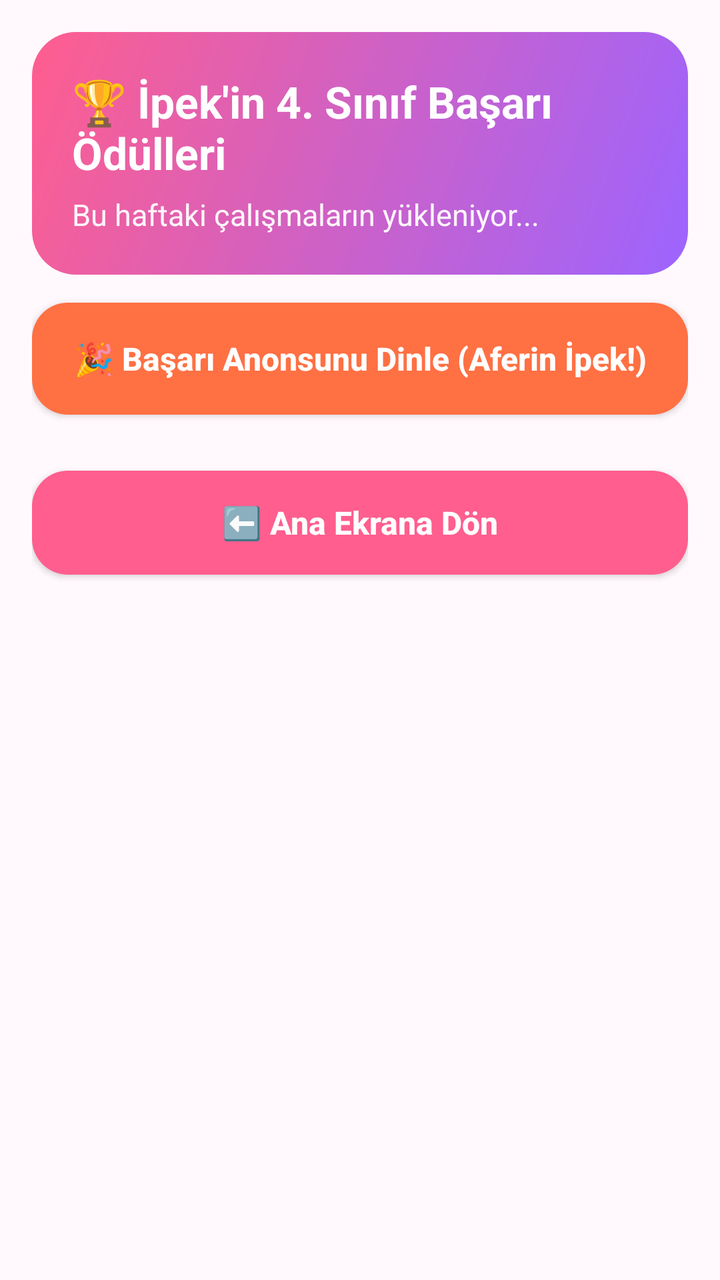
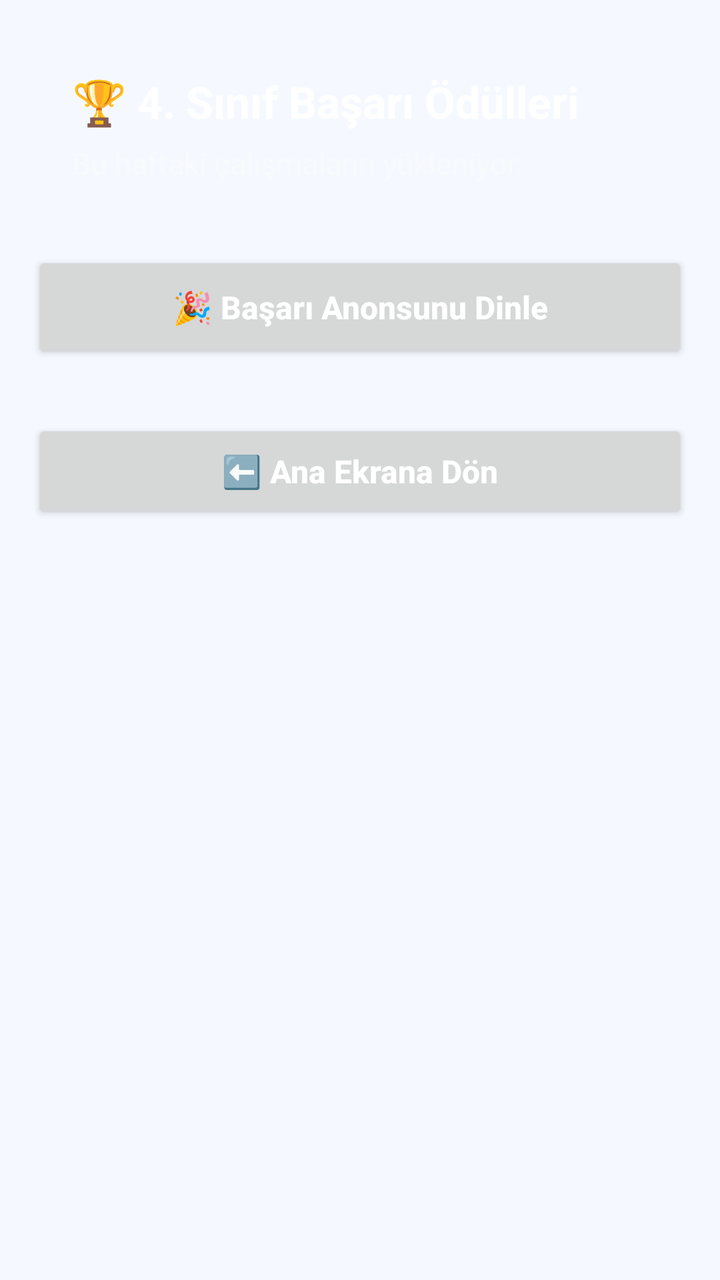

The first picture is an Android layout as it rendered before a commit; the second is the same layout after the commit. The layout source and the unified diff follow.
<!-- AndroidManifest.xml: application theme AppTheme -->
<!-- res/layout/activity_rewards.xml -->
<?xml version="1.0" encoding="utf-8"?>
<ScrollView xmlns:android="http://schemas.android.com/apk/res/android"
    android:layout_width="match_parent"
    android:layout_height="match_parent"
    android:fillViewport="true"
    android:background="@color/bg_cream">

    <LinearLayout
        android:layout_width="match_parent"
        android:layout_height="wrap_content"
        android:orientation="vertical"
        android:padding="16dp">

        <LinearLayout
            android:layout_width="match_parent"
            android:layout_height="wrap_content"
            android:background="@drawable/bg_header_card"
            android:orientation="vertical"
            android:padding="20dp"
            android:layout_marginBottom="14dp">

            <TextView
                android:layout_width="wrap_content"
                android:layout_height="wrap_content"
                android:text="🏆 İpek'in 4. Sınıf Başarı Ödülleri"
                android:textColor="#FFFFFF"
                android:textSize="22sp"
                android:textStyle="bold" />

            <TextView
                android:id="@+id/tvWeeklySummaryStats"
                android:layout_width="wrap_content"
                android:layout_height="wrap_content"
                android:layout_marginTop="6dp"
                android:text="Bu haftaki çalışmaların yükleniyor..."
                android:textColor="#FFF5FA"
                android:textSize="15sp" />
        </LinearLayout>

        <Button
            android:id="@+id/btnPlayPraiseVoice"
            android:layout_width="match_parent"
            android:layout_height="56dp"
            android:layout_marginBottom="14dp"
            android:background="@drawable/btn_orange_rounded"
            android:text="🎉 Başarı Anonsunu Dinle (Aferin İpek!)"
            android:textAllCaps="false"
            android:textColor="#FFFFFF"
            android:textSize="16sp"
            android:textStyle="bold" />

        <LinearLayout
            android:id="@+id/layoutBadgesContainer"
            android:layout_width="match_parent"
            android:layout_height="wrap_content"
            android:orientation="vertical"
            android:layout_marginBottom="14dp" />

        <Button
            android:id="@+id/btnBackFromRewards"
            android:layout_width="match_parent"
            android:layout_height="52dp"
            android:background="@drawable/btn_pink_rounded"
            android:text="⬅️ Ana Ekrana Dön"
            android:textAllCaps="false"
            android:textColor="#FFFFFF"
            android:textSize="16sp"
            android:textStyle="bold" />

    </LinearLayout>
</ScrollView>
<!-- resources referenced by this layout -->
<resources>
  <color name="bg_cream">#FFF8FC</color>
  <!-- drawable bg_header_card (drawable) -->
  <?xml version="1.0" encoding="utf-8"?>
  <shape xmlns:android="http://schemas.android.com/apk/res/android" android:shape="rectangle">
      <gradient
          android:startColor="#FF5E8E"
          android:endColor="#9C64FF"
          android:angle="315" />
      <corners android:radius="22dp" />
  </shape>
  <!-- drawable btn_orange_rounded (drawable) -->
  <?xml version="1.0" encoding="utf-8"?>
  <shape xmlns:android="http://schemas.android.com/apk/res/android" android:shape="rectangle">
      <solid android:color="#FF7043" />
      <corners android:radius="18dp" />
  </shape>
  <!-- drawable btn_pink_rounded (drawable) -->
  <?xml version="1.0" encoding="utf-8"?>
  <shape xmlns:android="http://schemas.android.com/apk/res/android" android:shape="rectangle">
      <solid android:color="#FF5E8E" />
      <corners android:radius="18dp" />
  </shape>
  <style name="AppTheme" parent="android:Theme.Material.Light.NoActionBar">
          <item name="android:colorPrimary">@color/primary_pink</item>
          <item name="android:colorPrimaryDark">@color/primary_pink_dark</item>
          <item name="android:colorAccent">@color/accent_purple</item>
          <item name="android:windowBackground">@color/bg_cream</item>
          <item name="android:statusBarColor">@color/primary_pink_dark</item>
      </style>
  <color name="primary_pink">#FF5E8E</color>
  <color name="primary_pink_dark">#D93B6B</color>
  <color name="accent_purple">#7C4DFF</color>
</resources>

<!-- the commit's change to res/layout/activity_rewards.xml (unified diff, before → after) -->
@@ -1,9 +1,10 @@
 <?xml version="1.0" encoding="utf-8"?>
 <ScrollView xmlns:android="http://schemas.android.com/apk/res/android"
+    android:id="@+id/scrollRootRewards"
     android:layout_width="match_parent"
     android:layout_height="match_parent"
     android:fillViewport="true"
-    android:background="@color/bg_cream">
+    android:background="@color/bg_surface">
 
     <LinearLayout
         android:layout_width="match_parent"
@@ -12,17 +13,18 @@
         android:padding="16dp">
 
         <LinearLayout
+            android:id="@+id/layoutRewardsHeaderCard"
             android:layout_width="match_parent"
             android:layout_height="wrap_content"
-            android:background="@drawable/bg_header_card"
             android:orientation="vertical"
             android:padding="20dp"
             android:layout_marginBottom="14dp">
 
             <TextView
+                android:id="@+id/tvRewardsHeaderTitle"
                 android:layout_width="wrap_content"
                 android:layout_height="wrap_content"
-                android:text="🏆 İpek'in 4. Sınıf Başarı Ödülleri"
+                android:text="🏆 4. Sınıf Başarı Ödülleri"
                 android:textColor="#FFFFFF"
                 android:textSize="22sp"
                 android:textStyle="bold" />
@@ -33,7 +35,7 @@
                 android:layout_height="wrap_content"
                 android:layout_marginTop="6dp"
                 android:text="Bu haftaki çalışmaların yükleniyor..."
-                android:textColor="#FFF5FA"
+                android:textColor="#F8FAFC"
                 android:textSize="15sp" />
         </LinearLayout>
 
@@ -42,8 +44,7 @@
             android:layout_width="match_parent"
             android:layout_height="56dp"
             android:layout_marginBottom="14dp"
-            android:background="@drawable/btn_orange_rounded"
-            android:text="🎉 Başarı Anonsunu Dinle (Aferin İpek!)"
+            android:text="🎉 Başarı Anonsunu Dinle"
             android:textAllCaps="false"
             android:textColor="#FFFFFF"
             android:textSize="16sp"
@@ -60,7 +61,6 @@
             android:id="@+id/btnBackFromRewards"
             android:layout_width="match_parent"
             android:layout_height="52dp"
-            android:background="@drawable/btn_pink_rounded"
             android:text="⬅️ Ana Ekrana Dön"
             android:textAllCaps="false"
             android:textColor="#FFFFFF"
<!-- resource entries referenced after the edit -->
@@ -1,36 +1,15 @@
 <!-- resources referenced by this layout -->
 <resources>
-  <color name="bg_cream">#FFF8FC</color>
-  <!-- drawable bg_header_card (drawable) -->
-  <?xml version="1.0" encoding="utf-8"?>
-  <shape xmlns:android="http://schemas.android.com/apk/res/android" android:shape="rectangle">
-      <gradient
-          android:startColor="#FF5E8E"
-          android:endColor="#9C64FF"
-          android:angle="315" />
-      <corners android:radius="22dp" />
-  </shape>
-  <!-- drawable btn_orange_rounded (drawable) -->
-  <?xml version="1.0" encoding="utf-8"?>
-  <shape xmlns:android="http://schemas.android.com/apk/res/android" android:shape="rectangle">
-      <solid android:color="#FF7043" />
-      <corners android:radius="18dp" />
-  </shape>
-  <!-- drawable btn_pink_rounded (drawable) -->
-  <?xml version="1.0" encoding="utf-8"?>
-  <shape xmlns:android="http://schemas.android.com/apk/res/android" android:shape="rectangle">
-      <solid android:color="#FF5E8E" />
-      <corners android:radius="18dp" />
-  </shape>
+  <color name="bg_surface">#F5F9FF</color>
   <style name="AppTheme" parent="android:Theme.Material.Light.NoActionBar">
-          <item name="android:colorPrimary">@color/primary_pink</item>
-          <item name="android:colorPrimaryDark">@color/primary_pink_dark</item>
-          <item name="android:colorAccent">@color/accent_purple</item>
-          <item name="android:windowBackground">@color/bg_cream</item>
-          <item name="android:statusBarColor">@color/primary_pink_dark</item>
+          <item name="android:colorPrimary">@color/primary_default</item>
+          <item name="android:colorPrimaryDark">@color/primary_dark_default</item>
+          <item name="android:colorAccent">@color/accent_default</item>
+          <item name="android:windowBackground">@color/bg_surface</item>
+          <item name="android:statusBarColor">@color/primary_dark_default</item>
       </style>
-  <color name="primary_pink">#FF5E8E</color>
-  <color name="primary_pink_dark">#D93B6B</color>
-  <color name="accent_purple">#7C4DFF</color>
+  <color name="primary_default">#1E88E5</color>
+  <color name="primary_dark_default">#1565C0</color>
+  <color name="accent_default">#00897B</color>
 </resources>
 
